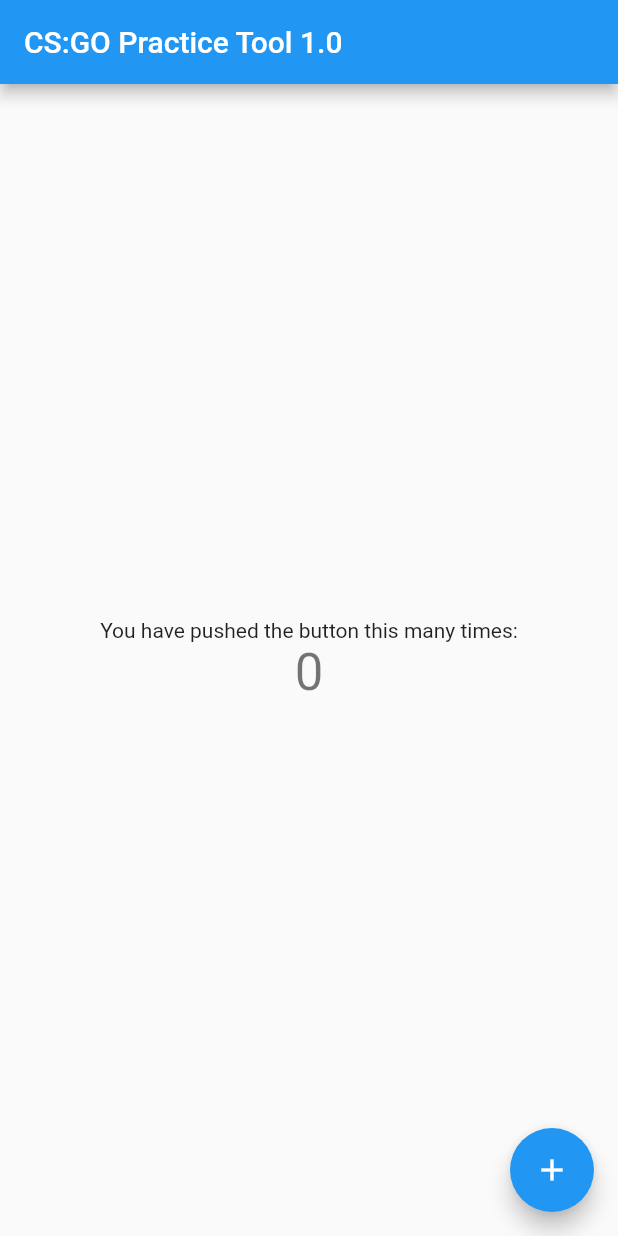
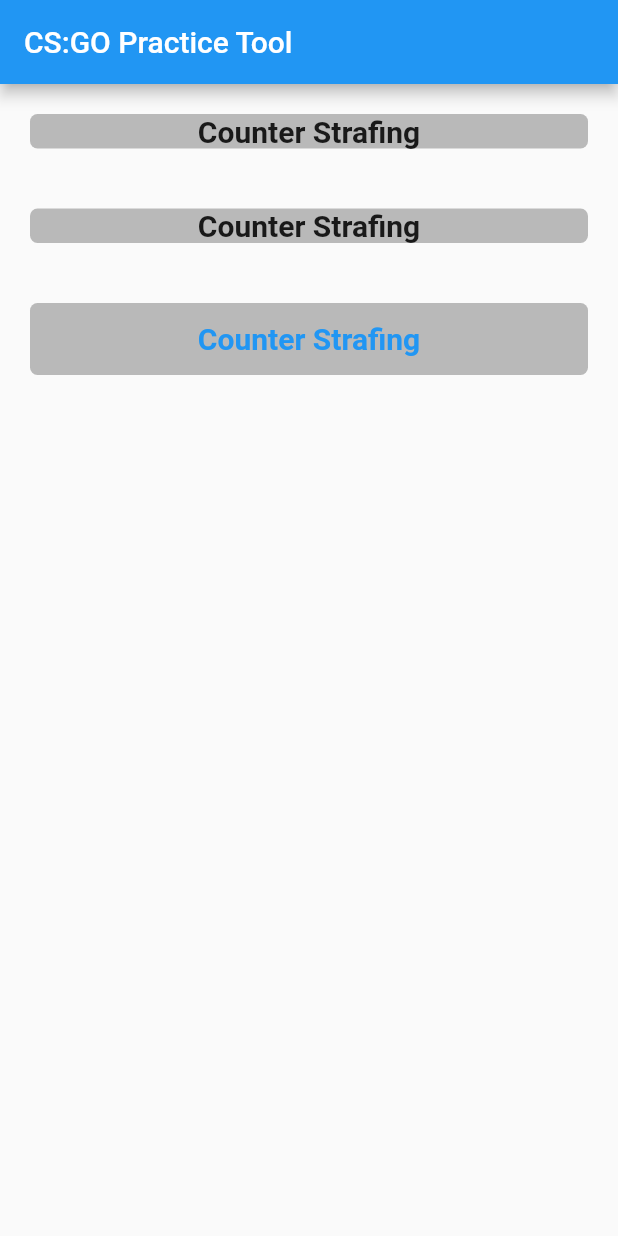
Before and after one commit to BlakeSharp/csgo_tool, a Flutter app: the screen it shows after launch, on a phone screen of 412 x 824 dp. Run offline on Flutter 3.47's test engine with Material 2 defaults, Android fonts, the phone set to English and light mode, and no system bars.

Commit message:
Deleted android and IOS directories and added first navigation

```diff
--- a/lib/main.dart
+++ b/lib/main.dart
@@ -13,33 +13,15 @@
     return MaterialApp(
       title: 'CSGO Practice Tool',
       theme: ThemeData(
-        // This is the theme of your application.
-        //
-        // Try running your application with "flutter run". You'll see the
-        // application has a blue toolbar. Then, without quitting the app, try
-        // changing the primarySwatch below to Colors.green and then invoke
-        // "hot reload" (press "r" in the console where you ran "flutter run",
-        // or simply save your changes to "hot reload" in a Flutter IDE).
-        // Notice that the counter didn't reset back to zero; the application
-        // is not restarted.
         primarySwatch: Colors.blue,
       ),
-      home: const MyHomePage(title: 'CS:GO Practice Tool 1.0'),
+      home: const MyHomePage(title: 'CS:GO Practice Tool'),
     );
   }
 }
 
 class MyHomePage extends StatefulWidget {
   const MyHomePage({Key? key, required this.title}) : super(key: key);
-
-  // This widget is the home page of your application. It is stateful, meaning
-  // that it has a State object (defined below) that contains fields that affect
-  // how it looks.
-
-  // This class is the configuration for the state. It holds the values (in this
-  // case the title) provided by the parent (in this case the App widget) and
-  // used by the build method of the State. Fields in a Widget subclass are
-  // always marked "final".
 
   final String title;
 
@@ -48,19 +30,6 @@
 }
 
 class _MyHomePageState extends State<MyHomePage> {
-  int _counter = 0;
-
-  void _incrementCounter() {
-    setState(() {
-      // This call to setState tells the Flutter framework that something has
-      // changed in this State, which causes it to rerun the build method below
-      // so that the display can reflect the updated values. If we changed
-      // _counter without calling setState(), then the build method would not be
-      // called again, and so nothing would appear to happen.
-      _counter++;
-    });
-  }
-
   @override
   Widget build(BuildContext context) {
     // This method is rerun every time setState is called, for instance as done
@@ -75,41 +44,62 @@
         // the App.build method, and use it to set our appbar title.
         title: Text(widget.title),
       ),
-      body: Center(
-        // Center is a layout widget. It takes a single child and positions it
-        // in the middle of the parent.
-        child: Column(
-          // Column is also a layout widget. It takes a list of children and
-          // arranges them vertically. By default, it sizes itself to fit its
-          // children horizontally, and tries to be as tall as its parent.
-          //
-          // Invoke "debug painting" (press "p" in the console, choose the
-          // "Toggle Debug Paint" action from the Flutter Inspector in Android
-          // Studio, or the "Toggle Debug Paint" command in Visual Studio Code)
-          // to see the wireframe for each widget.
-          //
-          // Column has various properties to control how it sizes itself and
-          // how it positions its children. Here we use mainAxisAlignment to
-          // center the children vertically; the main axis here is the vertical
-          // axis because Columns are vertical (the cross axis would be
-          // horizontal).
-          mainAxisAlignment: MainAxisAlignment.center,
-          children: <Widget>[
-            const Text(
-              'You have pushed the button this many times:',
-            ),
-            Text(
-              '$_counter',
-              style: Theme.of(context).textTheme.headline4,
-            ),
-          ],
-        ),
-      ),
-      floatingActionButton: FloatingActionButton(
-        onPressed: _incrementCounter,
-        tooltip: 'Increment',
-        child: const Icon(Icons.add),
+      body: Column(
+        crossAxisAlignment: CrossAxisAlignment.stretch,
+        children: [
+          Container(
+              margin: const EdgeInsets.all(20),
+              decoration: BoxDecoration(
+                borderRadius: BorderRadius.circular(5.0),
+                color: Colors.black26,
+              ),
+              child: const Center(
+                child: Text(
+                  'Counter Strafing',
+                  style: TextStyle(fontSize: 20, fontWeight: FontWeight.bold),
+                ),
+              )),
+          Container(
+              margin: const EdgeInsets.all(20),
+              decoration: BoxDecoration(
+                borderRadius: BorderRadius.circular(5.0),
+                color: Colors.black26,
+              ),
+              child: const Center(
+                child: Text(
+                  'Counter Strafing',
+                  style: TextStyle(fontSize: 20, fontWeight: FontWeight.bold),
+                ),
+              )),
+          Container(
+              margin: const EdgeInsets.all(20),
+              decoration: BoxDecoration(
+                borderRadius: BorderRadius.circular(5.0),
+                color: Colors.black26,
+              ),
+              child: Center(
+                child: TextButton(
+                  onPressed: () {
+                    Navigator.push(context,
+                        MaterialPageRoute(builder: (context) => CSPage()));
+                  },
+                  child: const Text(
+                    'Counter Strafing',
+                    style: TextStyle(fontSize: 20, fontWeight: FontWeight.bold),
+                  ),
+                ),
+              ))
+        ],
       ), // This trailing comma makes auto-formatting nicer for build methods.
     );
   }
 }
+
+class CSPage extends StatelessWidget {
+  @override
+  Widget build(BuildContext context) {
+    return const Scaffold(
+      body: Center(child: Text("data")),
+    );
+  }
+}
```
Also changed, not shown: 57 other files.
